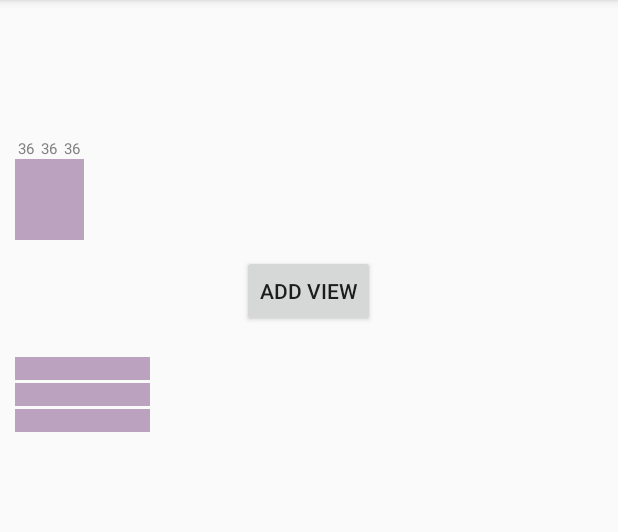
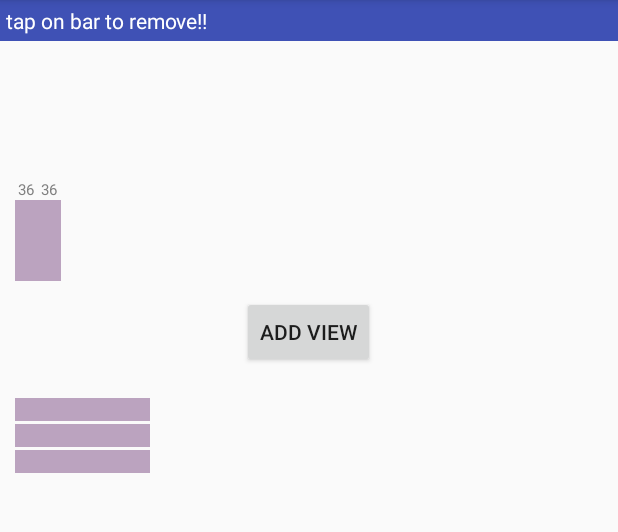
Before and after one commit to ithebk/BarChart, an Android app: the screen it shows after launch (MainActivity), after a tap on "36", on a phone screen of 412 x 824 dp, the part 84-616 px from its top. Run offline under Robolectric (Android 15) with nearby library versions, the phone set to English and light mode, and no system bars.

```diff
--- a/barchart/src/main/java/me/ithebk/barchart/BarChart.java
+++ b/barchart/src/main/java/me/ithebk/barchart/BarChart.java
@@ -1,5 +1,6 @@
 package me.ithebk.barchart;
 
+import android.animation.LayoutTransition;
 import android.animation.ValueAnimator;
 import android.content.Context;
 import android.content.res.TypedArray;
@@ -15,6 +16,7 @@ import android.widget.FrameLayout;
 import android.widget.LinearLayout;
 import android.widget.TextView;
 
+import java.util.ArrayList;
 import java.util.List;
 import java.util.Locale;
 import java.util.Random;
@@ -39,6 +41,8 @@ public class BarChart extends FrameLayout {
     private boolean isShowBarValue = true;
     private boolean isShowAnimation = true;
     private OnBarClickListener onBarClickListener;
+
+    private List<BarChartModel> barChartModels = new ArrayList<>();
 
     public BarChart(Context context) {
         super(context);
@@ -95,6 +99,7 @@ public class BarChart extends FrameLayout {
     }
 
     public void addBar(final BarChartModel barChartModel) {
+        barChartModels.add(barChartModel);
         if (barChartModel != null) {
             if (barType == BarChartUtils.BAR_CHART_HORIZONTAL) {
                 //Horizontal bar
@@ -124,6 +129,27 @@ public class BarChart extends FrameLayout {
 
         }
     }
+    public void removeBar(BarChartModel barChartModel){
+        barChartModels.remove(barChartModel);
+        removeBarInternal(barChartModel);
+    }
+
+    public void removeBar(int index){
+        if(index<barChartModels.size()) {
+            BarChartModel barChartModel= barChartModels.remove(index);
+            removeBarInternal(barChartModel);
+        }
+
+    }
+    private void removeBarInternal(BarChartModel barChartModel){
+        if (barType == BarChartUtils.BAR_CHART_HORIZONTAL) {
+            horizontalLinearParent.removeView(horizontalLinearParent.findViewWithTag(barChartModel));
+        }
+        else {
+            verticalLinearParent.removeView(verticalLinearParent.findViewWithTag(barChartModel));
+
+        }
+    }
 
 
     private void initHorizontalChart() {
@@ -132,6 +158,9 @@ public class BarChart extends FrameLayout {
         horizontalLinearParent.setLayoutParams(new LayoutParams(ViewGroup.LayoutParams.MATCH_PARENT,
                 ViewGroup.LayoutParams.MATCH_PARENT));
         horizontalLinearParent.setGravity(Gravity.LEFT | Gravity.START);
+        if(isShowAnimation){
+            horizontalLinearParent.setLayoutTransition(new LayoutTransition());
+        }
         this.addView(horizontalLinearParent);
     }
 
@@ -141,6 +170,9 @@ public class BarChart extends FrameLayout {
         verticalLinearParent.setLayoutParams(new LayoutParams(ViewGroup.LayoutParams.MATCH_PARENT,
                 ViewGroup.LayoutParams.MATCH_PARENT));
         verticalLinearParent.setGravity(Gravity.BOTTOM);
+        if(isShowAnimation){
+            verticalLinearParent.setLayoutTransition(new LayoutTransition());
+        }
         this.addView(verticalLinearParent);
     }
 
@@ -204,9 +236,8 @@ public class BarChart extends FrameLayout {
                 }
             }
         });
+        view.setTag(barChartModel);
         horizontalLinearParent.addView(view);
-
-
         isBarAdded = true;
 
     }
@@ -265,6 +296,7 @@ public class BarChart extends FrameLayout {
                 }
             }
         });
+        view.setTag(barChartModel);
         verticalLinearParent.addView(view);
         isBarAdded = true;
 
--- a/barchartsample/src/main/java/me/ithebk/barchartsample/MainActivity.java
+++ b/barchartsample/src/main/java/me/ithebk/barchartsample/MainActivity.java
@@ -55,7 +55,13 @@ public class MainActivity extends AppCompatActivity {
         barChartVertical.setOnBarClickListener(new BarChart.OnBarClickListener() {
             @Override
             public void onBarClick(BarChartModel barChartModel) {
-                System.out.println(barChartModel+"Clicked:::+"+barChartModel.getBarValue());
+                barChartVertical.removeBar(barChartModel);
+            }
+        });
+        barChartHorizontal.setOnBarClickListener(new BarChart.OnBarClickListener() {
+            @Override
+            public void onBarClick(BarChartModel barChartModel) {
+                barChartHorizontal.removeBar(barChartModel);
             }
         });
     }
--- a/barchartsample/src/main/res/layout/activity_main.xml
+++ b/barchartsample/src/main/res/layout/activity_main.xml
@@ -7,6 +7,14 @@
     android:orientation="vertical"
     tools:context="me.ithebk.barchartsample.MainActivity">
 
+    <TextView
+        android:layout_width="match_parent"
+        android:layout_height="wrap_content"
+        android:textColor="#FFFFFF"
+        android:padding="4dp"
+        android:background="@color/colorPrimary"
+        android:text="tap on bar to remove!!"
+        />
     <HorizontalScrollView
         android:padding="10dp"
         android:layout_width="match_parent"
```
